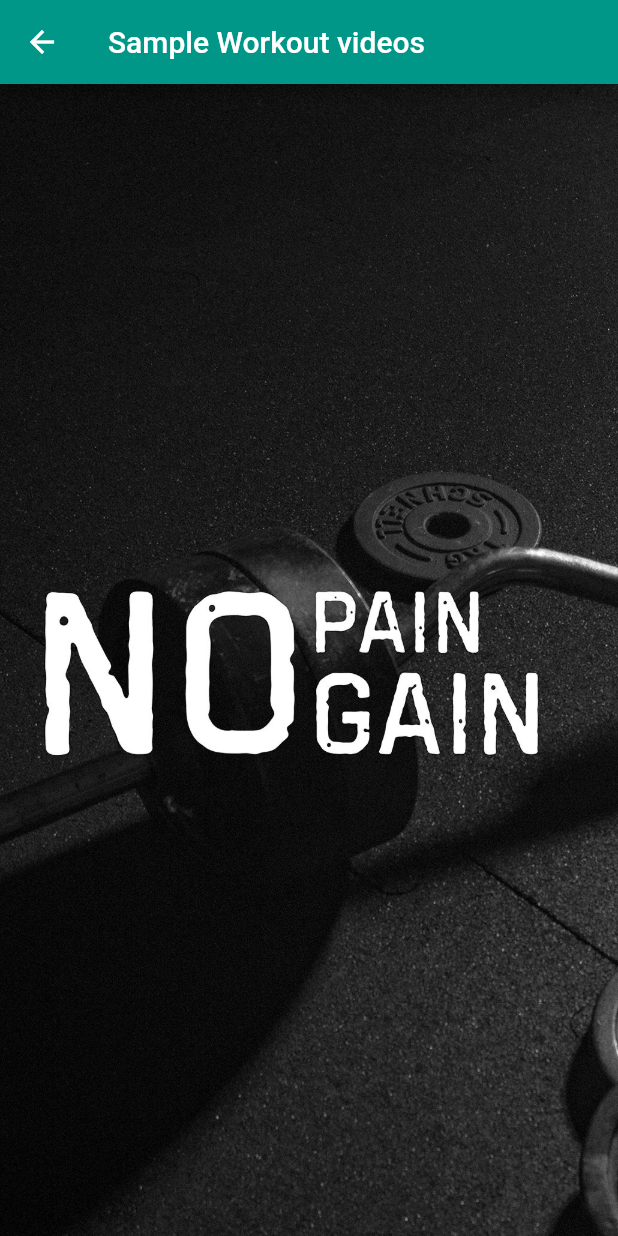
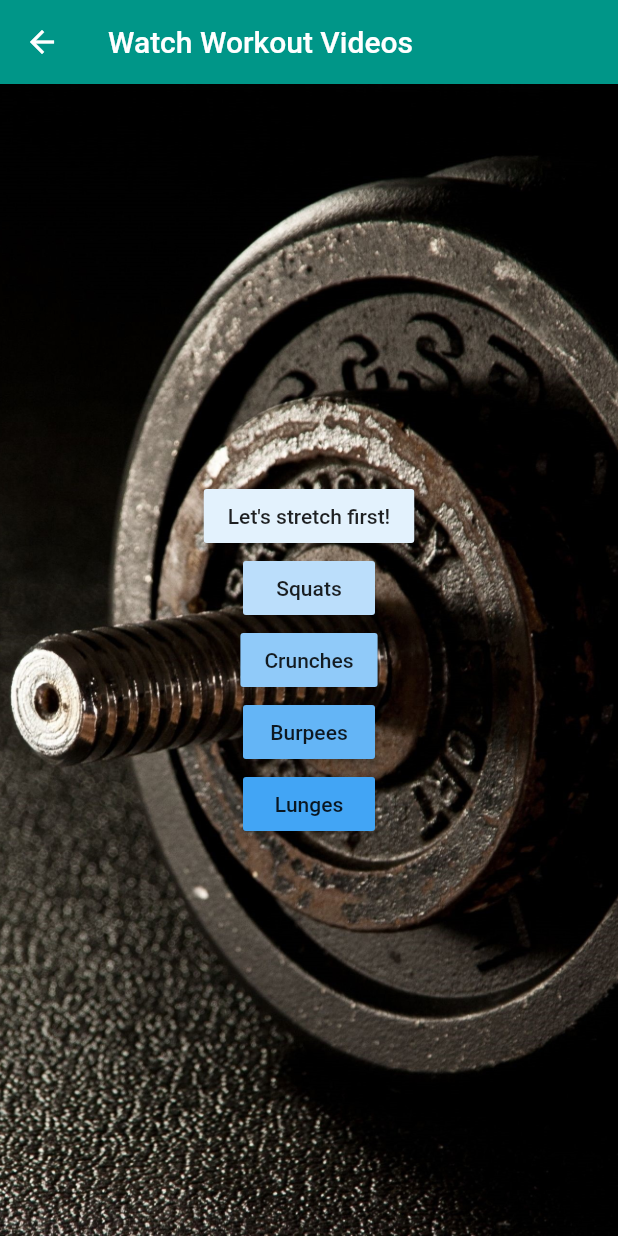
Before and after one commit to Ishan579/SDGP--Relax-Natives, a Flutter app: the MyHomePage screen opened by its route, after a tap on "Train Now", on a phone screen of 412 x 824 dp. Run offline on Flutter 3.47's test engine with Material 2 defaults, Android fonts, the phone set to English and light mode, and no system bars; our stand-ins replace camera, image_picker, sqflite, youtube_player_flutter; missing offline and left inert: tflite; accounts and stored records are empty.

Commit message:
Created the videos home page.
Created and styled the videos home page.

```diff
--- a/FrontEnd/Flutter_posEs/lib/pages/home_page.dart
+++ b/FrontEnd/Flutter_posEs/lib/pages/home_page.dart
@@ -7,6 +7,7 @@ import 'package:posees/pages/pushed_pageS.dart';
 import 'package:posees/pages/pushed_pageA.dart';
 import 'package:posees/pages/pushed_pageY.dart';
 import 'sample_videos.dart';
+import 'videos_home_page.dart';
 import 'start_workout_page.dart';
 
 class HomePage extends StatelessWidget {
@@ -89,10 +90,8 @@ class _MyHomePageState extends State<MyHomePage> {
                     textStyle:
                         TextStyle(fontSize: 15, fontWeight: FontWeight.bold)),
                 onPressed: () {
-                  Navigator.push(
-                      context,
-                      MaterialPageRoute(
-                          builder: (context) => sampleVideosPage()));
+                  Navigator.push(context,
+                      MaterialPageRoute(builder: (context) => VideoHomePage()));
                 },
                 child: Text("Train Now"),
               ),
--- /dev/null
+++ b/FrontEnd/Flutter_posEs/lib/pages/videos_home_page.dart
@@ -0,0 +1,73 @@
+import 'package:flutter/cupertino.dart';
+import 'package:flutter/material.dart';
+//import 'package:video_player/video_player.dart';
+//import 'video_player.dart';
+import 'package:youtube_player_flutter/youtube_player_flutter.dart';
+
+class VideoHomePage extends StatefulWidget {
+  @override
+  VideoPage createState() => VideoPage();
+}
+
+class VideoPage extends State<VideoHomePage> {
+  @override
+  Widget build(BuildContext context) {
+    return Scaffold(
+      appBar: AppBar(
+        title: Text('Watch Workout Videos'),
+      ),
+      body: Container(
+        child: Center(
+          child: Column(
+            mainAxisAlignment: MainAxisAlignment.center,
+            children: <Widget>[
+              RaisedButton(
+                onPressed: () {
+                  // Navigator.push(context,
+                  //     MaterialPageRoute(builder: (context) => stretchPage()));
+                },
+                child: Text("Let's stretch first!"),
+                color: Colors.blue[50],
+              ),
+              RaisedButton(
+                onPressed: () {
+                  // Navigator.push(context,
+                  //     MaterialPageRoute(builder: (context) => squatPage()));
+                },
+                child: Text("Squats"),
+                color: Colors.blue[100],
+              ),
+              RaisedButton(
+                onPressed: () {
+                  // Navigator.push(context,
+                  //     MaterialPageRoute(builder: (context) => crunchesPage()));
+                },
+                child: Text("Crunches"),
+                color: Colors.blue[200],
+              ),
+              RaisedButton(
+                onPressed: () {
+                  // Navigator.push(context,
+                  //     MaterialPageRoute(builder: (context) => burpeesPage()));
+                },
+                child: Text("Burpees"),
+                color: Colors.blue[300],
+              ),
+              RaisedButton(
+                onPressed: () {
+                  // Navigator.push(context,
+                  //     MaterialPageRoute(builder: (context) => lungesPage()));
+                },
+                child: Text("Lunges"),
+                color: Colors.blue[400],
+              ),
+            ],
+          ),
+        ),
+        decoration: BoxDecoration(
+            image: DecorationImage(
+                image: AssetImage("lib/images/pic1.jpg"), fit: BoxFit.cover)),
+      ),
+    );
+  }
+}
--- a/FrontEnd/Flutter_posEs/pubspec.yaml
+++ b/FrontEnd/Flutter_posEs/pubspec.yaml
@@ -26,6 +26,8 @@ dependencies:
   image_picker: ^0.7.4
   tflite: ^1.1.1
   camera: ^0.8.1
+  youtube_player_flutter: ^8.0.0
+  #video_player: ^0.10.1
 
 
 
```
Also changed, not shown: FrontEnd/Flutter_posEs/pubspec.lock.
